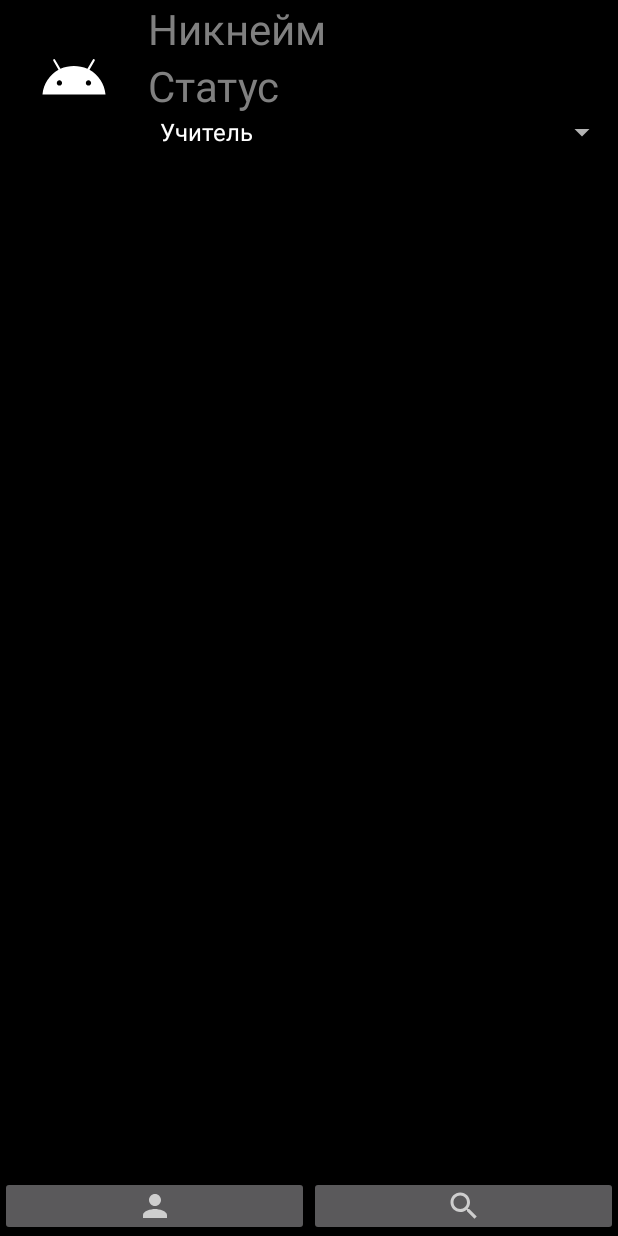
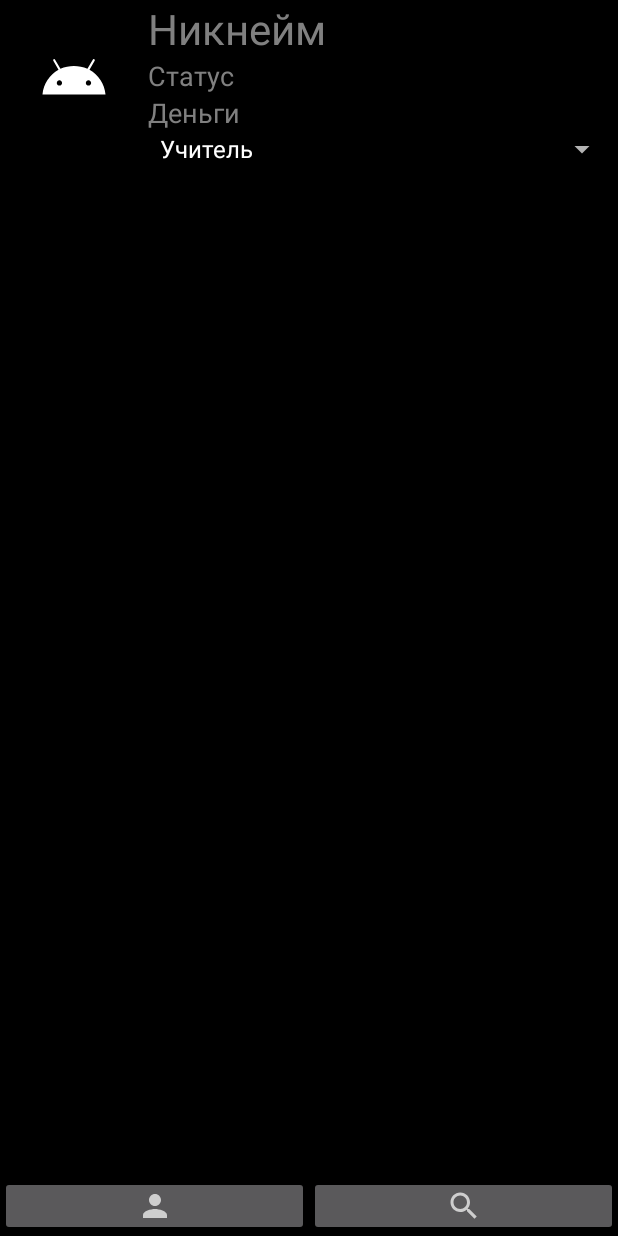
Before and after one commit to hackathonbrn/LIFE_Exploration, an Android app: the layout activity_profile.xml on its own in the app's theme, with its tools: preview values and no code run, on a phone screen of 412 x 824 dp. Run offline under Robolectric (Android 15) with nearby library versions, the phone set to English and light mode, and no system bars.

Commit message:
вторая фаза

```diff
--- a/mobile/Hack/app/src/main/AndroidManifest.xml
+++ b/mobile/Hack/app/src/main/AndroidManifest.xml
@@ -14,14 +14,14 @@
         android:theme="@style/Theme.AppCompat.NoActionBar">
         <activity android:name=".SearchActivity" />
         <activity android:name=".ProfileActivity" >
+        </activity>
+        <activity android:name=".MainActivity">
             <intent-filter>
                 <action android:name="android.intent.action.MAIN" />
 
                 <category android:name="android.intent.category.LAUNCHER" />
             </intent-filter>
         </activity>
-        <activity android:name=".MainActivity">
-        </activity>
     </application>
 
 </manifest>
--- /dev/null
+++ b/mobile/Hack/app/src/main/java/com/example/hack/entity/SteamId.kt
@@ -0,0 +1,5 @@
+package com.example.hack.entity
+
+import com.fasterxml.jackson.annotation.JsonProperty
+
+class SteamId(@JsonProperty("steam_id") var steamId: String) {}
--- a/mobile/Hack/app/src/main/res/layout/activity_profile.xml
+++ b/mobile/Hack/app/src/main/res/layout/activity_profile.xml
@@ -56,7 +56,17 @@
                         android:hint="@string/Status"
                         android:textColor="@color/white"
                         android:textColorHint="#808080"
-                        android:textSize="28sp"
+                        android:textSize="18sp"
+                        />
+
+                    <TextView
+                        android:id="@+id/money"
+                        android:layout_width="match_parent"
+                        android:layout_height="wrap_content"
+                        android:hint="@string/Money"
+                        android:textColor="@color/white"
+                        android:textColorHint="#808080"
+                        android:textSize="18sp"
                         />
 
                     <Spinner
@@ -74,17 +84,8 @@
                 android:layout_width="wrap_content"
                 android:layout_height="match_parent"
                 android:layout_weight="1"
-                android:visibility="visible"
                 />
 
-            <ListView
-                android:id="@+id/gameInfoList"
-                android:layout_width="wrap_content"
-                android:layout_height="match_parent"
-                android:layout_weight="1"
-                android:visibility="gone"
-
-                />
 
         </LinearLayout>
         <include layout="@layout/activity_bottom_navigator" />
--- a/mobile/Hack/app/src/main/res/values/strings.xml
+++ b/mobile/Hack/app/src/main/res/values/strings.xml
@@ -11,6 +11,7 @@
     <string name="Teacher">Учитель</string>
     <string name="Student">Ученик</string>
     <string name="Status">Статус</string>
+    <string name="Money">Деньги</string>
     <string-array name="statuses">
         <item>Учитель</item>
         <item>Ученик</item>
```
Also changed, not shown: mobile/Hack/app/src/main/java/com/example/hack/MainActivity.kt (+48 -38 lines), mobile/Hack/app/src/main/java/com/example/hack/ProfileActivity.kt (+61 -13 lines), mobile/Hack/app/src/main/java/com/example/hack/RetrofitService.kt (+6 -1 lines), mobile/Hack/app/src/main/java/com/example/hack/adapters/GameItemAdapter.kt (+5 -4 lines).
